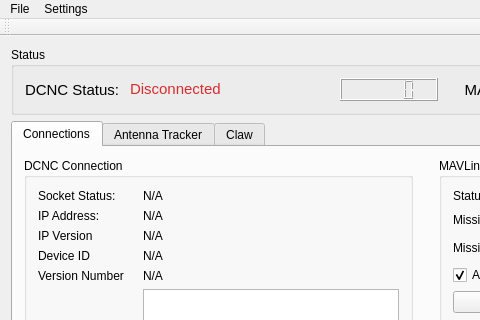
The window that gcomcontroller.ui (Rainerino/GCOM) describes before a commit, drawn with Qt 5; both pictures show x 0 to 480 and y 0 to 320 of the 910 by 582 pixel window.
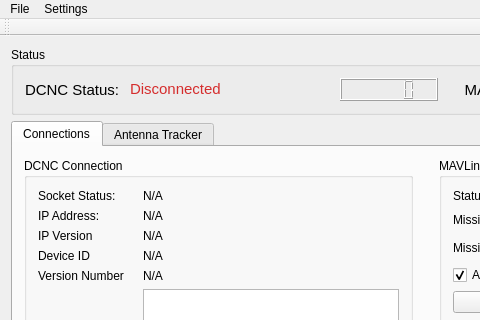
The same window after the commit.

Commit message: Fixed missing ui form in gcom.pro and removed capabilities test code

Patch:
```diff
--- a/gcomcontroller.ui
+++ b/gcomcontroller.ui
@@ -535,11 +535,6 @@
         </property>
        </widget>
       </widget>
-      <widget class="QWidget" name="tab">
-       <attribute name="title">
-        <string>Claw</string>
-       </attribute>
-      </widget>
      </widget>
     </item>
    </layout>
```
The commit also changes 3 other files.
